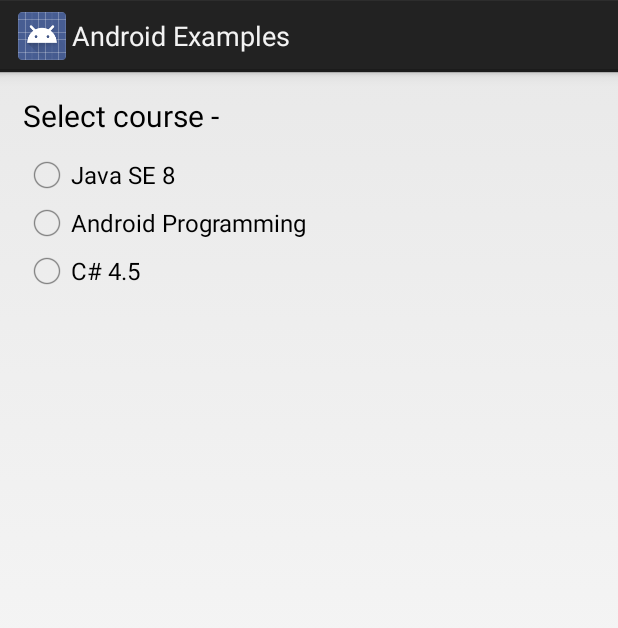
After one commit to VamsiSangam/AndroidExamples, an Android app: the CourseFragmentsActivity screen opened directly, with no data from a screen before it, on a phone screen of 412 x 824 dp. The commit adds this screen. Shown: the top 628 px of the screen. Run offline under Robolectric (Android 15) with nearby library versions, the phone set to English and light mode, and no system bars.

Commit message:
Added inter fragment communication example (with bugs)

```diff
--- a/app/src/main/AndroidManifest.xml
+++ b/app/src/main/AndroidManifest.xml
@@ -67,7 +67,9 @@
         <receiver android:name=".TimeTickReceiver" />
 
         <activity android:name=".CustomAdapterActivity" />
-        <activity android:name=".fragments.FragmentsDemoActivity"></activity>
+        <activity android:name=".fragments.FragmentsDemoActivity" />
+        <activity android:name=".fragments.CoursesDescriptionActivity" />
+        <activity android:name=".fragments.CourseFragmentsActivity"></activity>
     </application>
 
 </manifest>
--- a/app/src/main/java/com/vamsisangam/androidexamples/HomeActivity.java
+++ b/app/src/main/java/com/vamsisangam/androidexamples/HomeActivity.java
@@ -15,6 +15,7 @@ import android.widget.ListView;
 import android.widget.SimpleAdapter;
 import android.widget.Toast;
 
+import com.vamsisangam.androidexamples.fragments.CourseFragmentsActivity;
 import com.vamsisangam.androidexamples.fragments.FragmentsDemoActivity;
 
 import java.util.ArrayList;
@@ -62,6 +63,7 @@ public class HomeActivity extends ListActivity {
         arr.add(new HomeActivityListItem("Time Ticker Receiver Activity", "Registers a Broadcast receiver to TIME_TICKER programmatically. Logs a statement after each minute. We can create an Alarm App by using the TIME_TICKER action."));
         arr.add(new HomeActivityListItem("Custom Adapter Demo", "Demonstrates a custom adapter. Displays a company's name, logo and buttons to call the company and also to view its website."));
         arr.add(new HomeActivityListItem("Fragments Demo activity", "Demonstrates add, remove, replacing a fragment."));
+        arr.add(new HomeActivityListItem("Course Fragments", "Displays one fragment consisting of courses, another having its description. Displays 2 fragments side by side in landscape, and in separate activities in portrait mode."));
 
         ArrayList<HashMap<String, String>> data = new ArrayList<>();
 
@@ -116,6 +118,7 @@ public class HomeActivity extends ListActivity {
         activityMap.put(19, TimerTickerReceiverActivity.class);
         activityMap.put(20, CustomAdapterActivity.class);
         activityMap.put(21, FragmentsDemoActivity.class);
+        activityMap.put(22, CourseFragmentsActivity.class);
 
         lv.setOnItemClickListener(new AdapterView.OnItemClickListener() {
             @Override
--- /dev/null
+++ b/app/src/main/java/com/vamsisangam/androidexamples/fragments/CourseFragmentsActivity.java
@@ -0,0 +1,52 @@
+package com.vamsisangam.androidexamples.fragments;
+
+import android.app.Activity;
+import android.content.Context;
+import android.content.Intent;
+import android.os.Bundle;
+import android.view.Surface;
+import android.view.WindowManager;
+import static com.vamsisangam.androidexamples.App.*;
+import com.vamsisangam.androidexamples.R;
+
+public class CourseFragmentsActivity extends Activity {
+    int mode;
+    private static final int PORTRAIT = 1, LANDSCAPE = 2;
+
+    @Override
+    protected void onCreate(Bundle savedInstanceState) {
+        super.onCreate(savedInstanceState);
+        setContentView(R.layout.activity_course_fragments);
+
+        mode = getMode();
+    }
+
+    private int getMode() {
+        final int rotation = ((WindowManager) this.getSystemService(Context.WINDOW_SERVICE))
+                .getDefaultDisplay().getRotation();
+
+        log("Rotation = " + rotation);
+
+        switch (rotation) {
+            case Surface.ROTATION_90:
+            case Surface.ROTATION_270:
+                return PORTRAIT;
+        }
+
+        return LANDSCAPE;
+    }
+
+    public void setCourseDescription(String description) {
+        if (mode == PORTRAIT) {
+            Intent intent = new Intent(this, CoursesDescriptionActivity.class);
+
+            intent.putExtra("description", description);
+            startActivity(intent);
+        } else {
+            CourseDescriptionFragment f = (CourseDescriptionFragment) getFragmentManager()
+                    .findFragmentById(R.id.courseDescriptionFragment);
+
+            f.setDescription(description);
+        }
+    }
+}
--- /dev/null
+++ b/app/src/main/java/com/vamsisangam/androidexamples/fragments/CoursesFragment.java
@@ -0,0 +1,54 @@
+package com.vamsisangam.androidexamples.fragments;
+
+
+import android.os.Bundle;
+import android.app.Fragment;
+import android.view.LayoutInflater;
+import android.view.View;
+import android.view.ViewGroup;
+import android.widget.RadioGroup;
+
+import com.vamsisangam.androidexamples.R;
+
+/**
+ * A simple {@link Fragment} subclass.
+ */
+public class CoursesFragment extends Fragment implements RadioGroup.OnCheckedChangeListener {
+    @Override
+    public void onCheckedChanged(RadioGroup radioGroup, int checkedId) {
+        String description = "";
+
+        switch (checkedId) {
+            case R.id.rbJava:
+                description = "Java SE is the most widely used language in the world!";
+                break;
+            case R.id.rbAndroid:
+                description = "Android is the world's most widely used mobile operating system.";
+                break;
+            case R.id.rbCSharp:
+                description = "C# pronounced as \"C Sharp\" is a very powerful language with many powerful programming constructs.";
+                break;
+        }
+
+        CourseFragmentsActivity activity = (CourseFragmentsActivity) getActivity(); // bad design, do it with interface
+        activity.setCourseDescription(description);
+    }
+
+    public CoursesFragment() {
+        // Required empty public constructor
+    }
+
+
+    @Override
+    public View onCreateView(LayoutInflater inflater, ViewGroup container,
+                             Bundle savedInstanceState) {
+        // Inflate the layout for this fragment
+        View v =  inflater.inflate(R.layout.fragment_courses, container, false);
+        RadioGroup courses = (RadioGroup) v.findViewById(R.id.rgCourse);
+
+        courses.setOnCheckedChangeListener(this);
+
+        return v;
+    }
+
+}
--- /dev/null
+++ b/app/src/main/res/layout-land/activity_course_fragments.xml
@@ -0,0 +1,20 @@
+<?xml version="1.0" encoding="utf-8"?>
+<LinearLayout xmlns:android="http://schemas.android.com/apk/res/android"
+    android:orientation="horizontal" android:layout_width="match_parent"
+    android:layout_height="match_parent"
+    android:padding="10dp">
+    <fragment
+        android:layout_width="wrap_content"
+        android:layout_height="wrap_content"
+        android:id="@+id/fragmentCourses"
+        android:name="com.vamsisangam.androidexamples.fragments.CoursesFragment"
+        android:layout_weight="1"/>
+    <fragment
+        android:layout_width="wrap_content"
+        android:layout_height="wrap_content"
+        android:id="@+id/courseDescriptionFragment"
+        android:name="com.vamsisangam.androidexamples.fragments.CourseDescriptionFragment"
+        android:layout_weight="3"
+        android:layout_marginLeft="10dp"/>
+
+</LinearLayout>
--- /dev/null
+++ b/app/src/main/res/layout/activity_course_fragments.xml
@@ -0,0 +1,16 @@
+<?xml version="1.0" encoding="utf-8"?>
+<LinearLayout xmlns:android="http://schemas.android.com/apk/res/android"
+    xmlns:app="http://schemas.android.com/apk/res-auto"
+    xmlns:tools="http://schemas.android.com/tools"
+    android:layout_width="match_parent"
+    android:layout_height="match_parent"
+    tools:context="com.vamsisangam.androidexamples.fragments.CourseFragmentsActivity"
+    android:orientation="vertical"
+    android:padding="5dp">
+    <fragment
+        android:layout_width="match_parent"
+        android:layout_height="wrap_content"
+        android:name="com.vamsisangam.androidexamples.fragments.CoursesFragment"
+        android:id="@+id/fragmentCourses"/>
+
+</LinearLayout>
--- /dev/null
+++ b/app/src/main/res/layout/fragment_courses.xml
@@ -0,0 +1,45 @@
+<?xml version="1.0" encoding="utf-8"?>
+<LinearLayout xmlns:android="http://schemas.android.com/apk/res/android"
+    xmlns:app="http://schemas.android.com/apk/res-auto"
+    xmlns:tools="http://schemas.android.com/tools"
+    android:layout_width="match_parent"
+    android:layout_height="match_parent"
+    tools:context="com.vamsisangam.androidexamples.fragments.CourseFragmentsActivity"
+    android:orientation="vertical"
+    android:padding="10dp">
+    <TextView
+        android:layout_width="match_parent"
+        android:layout_height="wrap_content"
+        android:text="Select course -"
+        android:textSize="20sp"
+        android:textColor="@color/colorBlack"/>
+
+    <RadioGroup
+        android:layout_width="match_parent"
+        android:layout_height="wrap_content"
+        android:layout_marginTop="10dp"
+        android:id="@+id/rgCourse">
+
+        <RadioButton
+            android:id="@+id/rbJava"
+            android:layout_width="wrap_content"
+            android:layout_height="wrap_content"
+            android:layout_weight="1"
+            android:text="Java SE 8" />
+
+        <RadioButton
+            android:id="@+id/rbAndroid"
+            android:layout_width="wrap_content"
+            android:layout_height="wrap_content"
+            android:layout_weight="1"
+            android:text="Android Programming" />
+
+        <RadioButton
+            android:id="@+id/rbCSharp"
+            android:layout_width="wrap_content"
+            android:layout_height="wrap_content"
+            android:layout_weight="1"
+            android:text="C# 4.5" />
+    </RadioGroup>
+
+</LinearLayout>
```
Also changed, not shown: app/src/main/java/com/vamsisangam/androidexamples/fragments/CourseDescriptionFragment.java (added, +39 -0 lines), app/src/main/java/com/vamsisangam/androidexamples/fragments/CoursesDescriptionActivity.java (added, +43 -0 lines), app/src/main/res/layout/activity_courses_description.xml (added, +21 -0 lines), app/src/main/res/layout/fragment_course_description.xml (added, +17 -0 lines).
